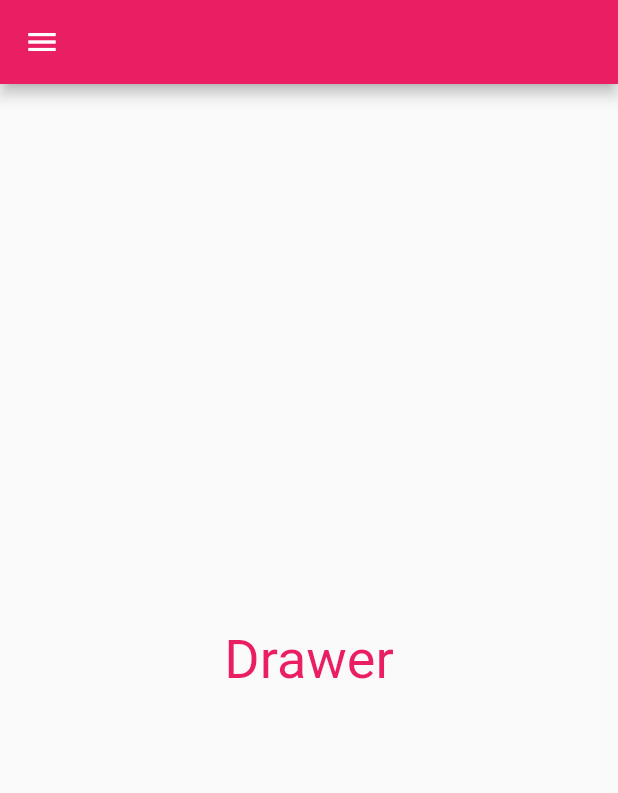
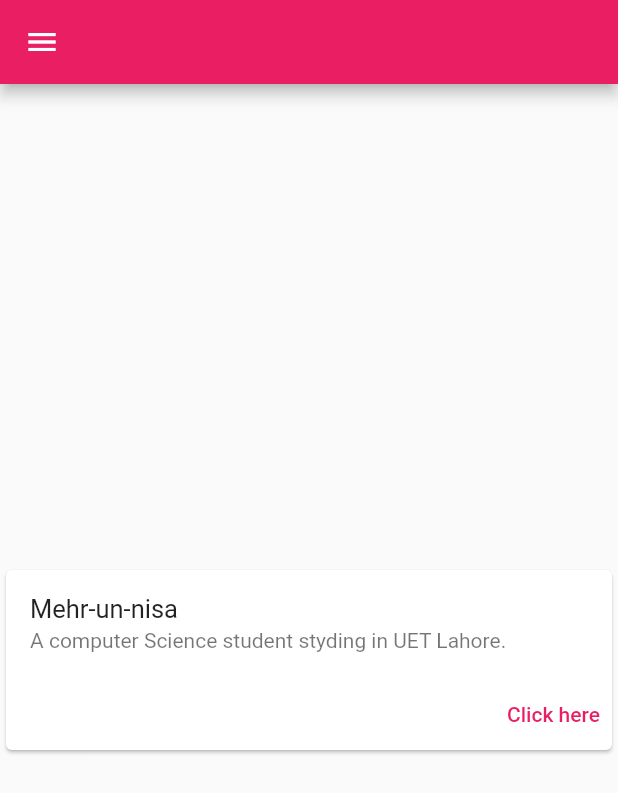
Before and after one commit to Mehr-un-nisa/Flutter_Card, a Flutter app: the screen it shows after launch, on a phone screen of 412 x 824 dp. Shown: the top 793 px of the screen. Run offline on Flutter 3.47's test engine with Material 2 defaults, Android fonts, the phone set to English and light mode, and no system bars.

Commit message:
Dailogue box added

```diff
--- a/flutter_card/lib/main.dart
+++ b/flutter_card/lib/main.dart
@@ -1,3 +1,5 @@
+// import 'dart:html';
+
 // import 'dart:html';
 
 import 'package:flutter/material.dart';
@@ -36,11 +38,41 @@ class _MyHomePageState extends State<MyHomePage> {
     return Scaffold(
       appBar: AppBar(),
       body: Center(
-        child: Text(
-          'Drawer',
-          style: TextStyle(
-            fontSize: 36,
-            color: Colors.pink,
+        child: Card(
+          child: Column(
+            mainAxisSize: MainAxisSize.min,
+            children: [
+              ListTile(
+                title: Text(
+                  'Mehr-un-nisa',
+                  style: TextStyle(fontSize: 17),
+                ),
+                subtitle:
+                    Text('A computer Science student styding in UET Lahore.'),
+              ),
+              Row(
+                mainAxisAlignment: MainAxisAlignment.end,
+                children: [
+                  SizedBox(width: 8),
+                  TextButton(
+                    child: Text('Click here'),
+                    onPressed: () {
+                      setState(() {
+                        showDialog(
+                          context: context,
+                          builder: (BuildContext context) {
+                            return AlertDialog(
+                              title: Text('Hello world👋'),
+                              content: Text('Hi, how are you ?'),
+                            );
+                          },
+                        );
+                      });
+                    },
+                  ),
+                ],
+              ),
+            ],
           ),
         ),
       ),
```
Also changed, not shown: 1 other file.
